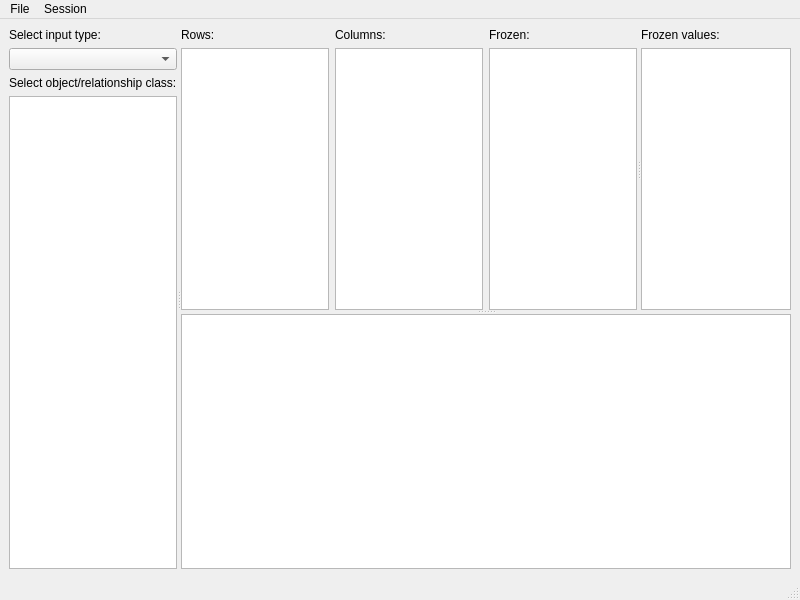
First picture: the form in spinetoolbox/ui/tabular_view_form.ui, repository spine-tools/Spine-Toolbox, before the edit.
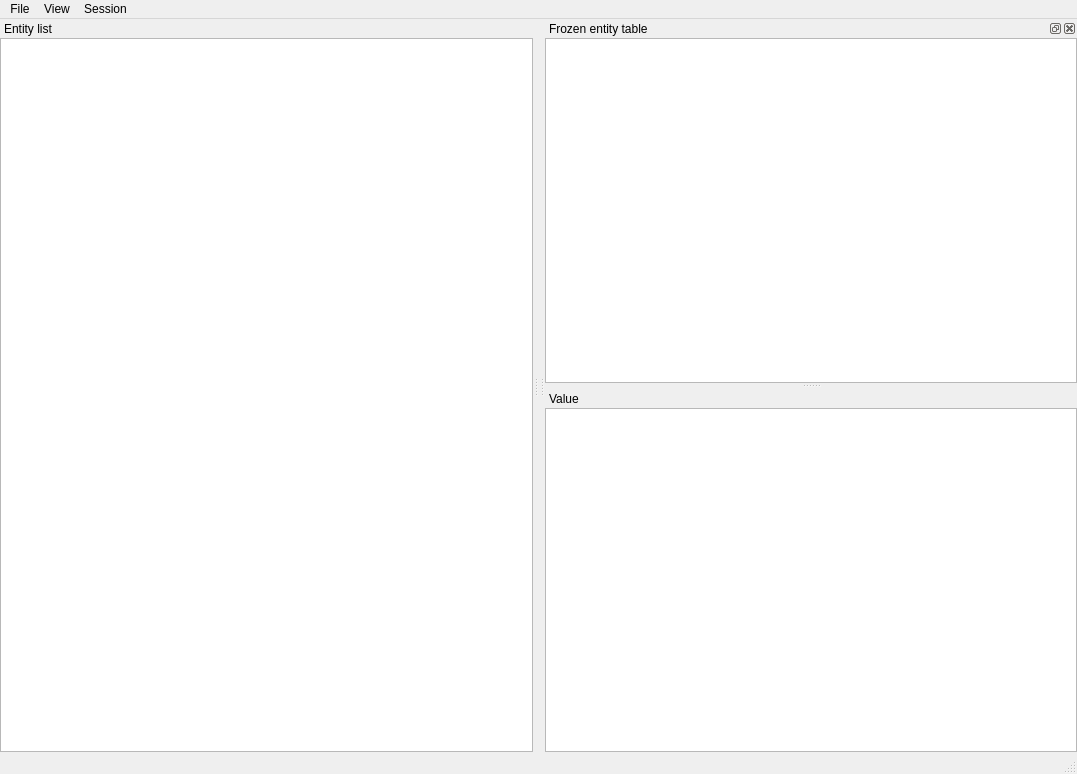
Second picture: the form after the edit. Icons and pictures are not drawn. Custom widgets are drawn as their Qt base class.

Commit message:
Use QDockwidgets in tabular view
Re #507

The tabular view now looks a bit more like the tree view. The pivot
lists have disappeared and now everything is done with the 'smart'
headers. Seems to work but may need some more testing.

The edit to the form file:
```diff
--- a/spinetoolbox/ui/tabular_view_form.ui
+++ b/spinetoolbox/ui/tabular_view_form.ui
@@ -18,132 +18,42 @@
    <rect>
     <x>0</x>
     <y>0</y>
-    <width>800</width>
-    <height>600</height>
+    <width>1077</width>
+    <height>774</height>
    </rect>
   </property>
   <property name="windowTitle">
    <string>MainWindow</string>
   </property>
+  <property name="layoutDirection">
+   <enum>Qt::LeftToRight</enum>
+  </property>
+  <property name="dockOptions">
+   <set>QMainWindow::AllowNestedDocks|QMainWindow::AllowTabbedDocks|QMainWindow::AnimatedDocks|QMainWindow::GroupedDragging</set>
+  </property>
   <widget class="QWidget" name="centralwidget">
-   <layout class="QVBoxLayout" name="verticalLayout_7">
-    <item>
-     <widget class="QSplitter" name="splitter_3">
-      <property name="sizePolicy">
-       <sizepolicy hsizetype="Preferred" vsizetype="Preferred">
-        <horstretch>0</horstretch>
-        <verstretch>0</verstretch>
-       </sizepolicy>
-      </property>
-      <property name="orientation">
-       <enum>Qt::Horizontal</enum>
-      </property>
-      <widget class="QWidget" name="verticalLayoutWidget">
-       <layout class="QVBoxLayout" name="verticalLayout">
-        <item>
-         <widget class="QLabel" name="label_6">
-          <property name="text">
-           <string>Select input type:</string>
-          </property>
-         </widget>
-        </item>
-        <item>
-         <widget class="QComboBox" name="comboBox_value_type"/>
-        </item>
-        <item>
-         <widget class="QLabel" name="label_5">
-          <property name="text">
-           <string>Select object/relationship class:</string>
-          </property>
-         </widget>
-        </item>
-        <item>
-         <widget class="QListWidget" name="list_select_class"/>
-        </item>
-       </layout>
-      </widget>
-      <widget class="QSplitter" name="splitter_2">
-       <property name="orientation">
-        <enum>Qt::Vertical</enum>
-       </property>
-       <property name="opaqueResize">
-        <bool>true</bool>
-       </property>
-       <widget class="QSplitter" name="splitter">
-        <property name="orientation">
-         <enum>Qt::Horizontal</enum>
-        </property>
-        <widget class="QWidget" name="horizontalLayoutWidget">
-         <layout class="QHBoxLayout" name="horizontalLayout">
-          <item>
-           <layout class="QVBoxLayout" name="verticalLayout_2">
-            <item>
-             <widget class="QLabel" name="label">
-              <property name="text">
-               <string>Rows:</string>
-              </property>
-             </widget>
-            </item>
-            <item>
-             <widget class="PivotListWidget" name="list_index"/>
-            </item>
-           </layout>
-          </item>
-          <item>
-           <layout class="QVBoxLayout" name="verticalLayout_3">
-            <item>
-             <widget class="QLabel" name="label_2">
-              <property name="text">
-               <string>Columns:</string>
-              </property>
-             </widget>
-            </item>
-            <item>
-             <widget class="PivotListWidget" name="list_column"/>
-            </item>
-           </layout>
-          </item>
-          <item>
-           <layout class="QVBoxLayout" name="verticalLayout_4">
-            <item>
-             <widget class="QLabel" name="label_3">
-              <property name="text">
-               <string>Frozen:</string>
-              </property>
-             </widget>
-            </item>
-            <item>
-             <widget class="PivotListWidget" name="list_frozen"/>
-            </item>
-           </layout>
-          </item>
-         </layout>
-        </widget>
-        <widget class="QWidget" name="verticalLayoutWidget_5">
-         <layout class="QVBoxLayout" name="verticalLayout_5">
-          <item>
-           <widget class="QLabel" name="label_4">
-            <property name="text">
-             <string>Frozen values:</string>
-            </property>
-           </widget>
-          </item>
-          <item>
-           <widget class="FrozenTableView" name="table_frozen"/>
-          </item>
-         </layout>
-        </widget>
-       </widget>
-       <widget class="QWidget" name="verticalLayoutWidget_6">
-        <layout class="QVBoxLayout" name="verticalLayout_6">
-         <item>
-          <widget class="PivotTableView" name="pivot_table"/>
-         </item>
-        </layout>
-       </widget>
-      </widget>
-     </widget>
-    </item>
+   <property name="sizePolicy">
+    <sizepolicy hsizetype="Fixed" vsizetype="Fixed">
+     <horstretch>0</horstretch>
+     <verstretch>0</verstretch>
+    </sizepolicy>
+   </property>
+   <layout class="QVBoxLayout" name="verticalLayout_2">
+    <property name="spacing">
+     <number>0</number>
+    </property>
+    <property name="leftMargin">
+     <number>0</number>
+    </property>
+    <property name="topMargin">
+     <number>0</number>
+    </property>
+    <property name="rightMargin">
+     <number>0</number>
+    </property>
+    <property name="bottomMargin">
+     <number>0</number>
+    </property>
    </layout>
   </widget>
   <widget class="QMenuBar" name="menubar">
@@ -151,7 +61,7 @@
     <rect>
      <x>0</x>
      <y>0</y>
-     <width>800</width>
+     <width>1077</width>
      <height>28</height>
     </rect>
    </property>
@@ -170,25 +80,134 @@
     </property>
     <addaction name="actionClose"/>
    </widget>
+   <widget class="QMenu" name="menuView">
+    <property name="title">
+     <string>View</string>
+    </property>
+    <widget class="QMenu" name="menuDock_Widgets">
+     <property name="title">
+      <string>Dock Widgets</string>
+     </property>
+     <addaction name="separator"/>
+    </widget>
+    <addaction name="menuDock_Widgets"/>
+   </widget>
    <addaction name="menuFile"/>
+   <addaction name="menuView"/>
    <addaction name="menuSession"/>
   </widget>
-  <widget class="QStatusBar" name="statusbar"/>
-  <action name="actionRefresh">
-   <property name="enabled">
-    <bool>true</bool>
+  <widget class="NotificationStatusBar" name="statusbar"/>
+  <widget class="QDockWidget" name="dockWidget_frozen_table">
+   <property name="sizePolicy">
+    <sizepolicy hsizetype="Preferred" vsizetype="Preferred">
+     <horstretch>0</horstretch>
+     <verstretch>0</verstretch>
+    </sizepolicy>
    </property>
-   <property name="icon">
-    <iconset resource="resources/resources_icons.qrc">
-     <normaloff>:/icons/menu_icons/sync.svg</normaloff>:/icons/menu_icons/sync.svg</iconset>
+   <property name="windowTitle">
+    <string>Frozen entity table</string>
    </property>
-   <property name="text">
-    <string>Refresh</string>
+   <attribute name="dockWidgetArea">
+    <number>2</number>
+   </attribute>
+   <widget class="QWidget" name="dockWidgetContents">
+    <layout class="QVBoxLayout" name="verticalLayout">
+     <property name="spacing">
+      <number>0</number>
+     </property>
+     <property name="leftMargin">
+      <number>0</number>
+     </property>
+     <property name="topMargin">
+      <number>0</number>
+     </property>
+     <property name="rightMargin">
+      <number>0</number>
+     </property>
+     <property name="bottomMargin">
+      <number>0</number>
+     </property>
+     <item>
+      <widget class="FrozenTableView" name="frozen_table"/>
+     </item>
+    </layout>
+   </widget>
+  </widget>
+  <widget class="QDockWidget" name="dockWidget_pivot_table">
+   <property name="sizePolicy">
+    <sizepolicy hsizetype="Preferred" vsizetype="Preferred">
+     <horstretch>0</horstretch>
+     <verstretch>0</verstretch>
+    </sizepolicy>
    </property>
-   <property name="shortcut">
-    <string>F5</string>
+   <property name="features">
+    <set>QDockWidget::NoDockWidgetFeatures</set>
    </property>
-  </action>
+   <property name="windowTitle">
+    <string>Value</string>
+   </property>
+   <attribute name="dockWidgetArea">
+    <number>2</number>
+   </attribute>
+   <widget class="QWidget" name="dockWidgetContents_2">
+    <layout class="QVBoxLayout" name="verticalLayout_5">
+     <property name="spacing">
+      <number>0</number>
+     </property>
+     <property name="leftMargin">
+      <number>0</number>
+     </property>
+     <property name="topMargin">
+      <number>0</number>
+     </property>
+     <property name="rightMargin">
+      <number>0</number>
+     </property>
+     <property name="bottomMargin">
+      <number>0</number>
+     </property>
+     <item>
+      <widget class="PivotTableView" name="pivot_table"/>
+     </item>
+    </layout>
+   </widget>
+  </widget>
+  <widget class="QDockWidget" name="dockWidget_entity_class_list">
+   <property name="features">
+    <set>QDockWidget::NoDockWidgetFeatures</set>
+   </property>
+   <property name="allowedAreas">
+    <set>Qt::LeftDockWidgetArea</set>
+   </property>
+   <property name="windowTitle">
+    <string>Entity list</string>
+   </property>
+   <attribute name="dockWidgetArea">
+    <number>1</number>
+   </attribute>
+   <widget class="QWidget" name="dockWidgetContents_6">
+    <layout class="QVBoxLayout" name="verticalLayout_4">
+     <property name="spacing">
+      <number>0</number>
+     </property>
+     <property name="leftMargin">
+      <number>0</number>
+     </property>
+     <property name="topMargin">
+      <number>0</number>
+     </property>
+     <property name="rightMargin">
+      <number>0</number>
+     </property>
+     <property name="bottomMargin">
+      <number>0</number>
+     </property>
+     <item>
+      <widget class="QListWidget" name="entity_class_list"/>
+     </item>
+    </layout>
+   </widget>
+  </widget>
   <action name="actionCommit">
    <property name="enabled">
     <bool>true</bool>
@@ -244,9 +263,9 @@
    <header>spinetoolbox/widgets/custom_qtableview.h</header>
   </customwidget>
   <customwidget>
-   <class>PivotListWidget</class>
-   <extends>QListWidget</extends>
-   <header>spinetoolbox/widgets/custom_qlistview.h</header>
+   <class>NotificationStatusBar</class>
+   <extends>QStatusBar</extends>
+   <header>spinetoolbox/widgets/custom_qstatusbar.h</header>
   </customwidget>
  </customwidgets>
  <resources>
```
Left out of the diff: 186 changed lines with no effect on the pictures. The commit also changes 9 other files.
